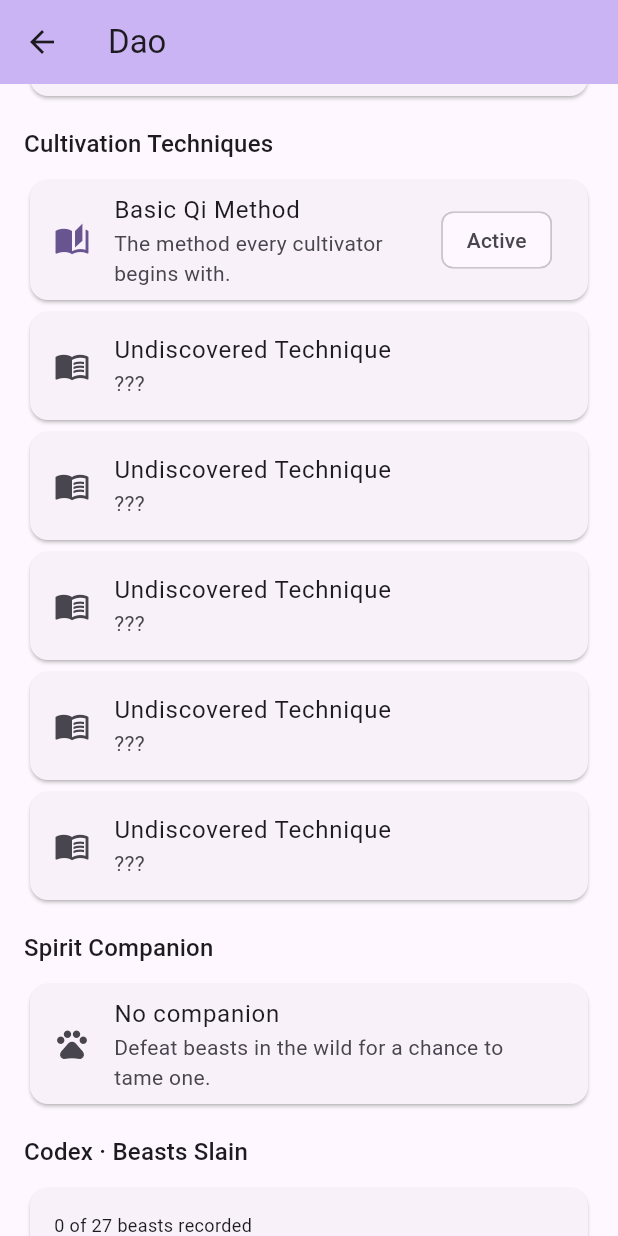
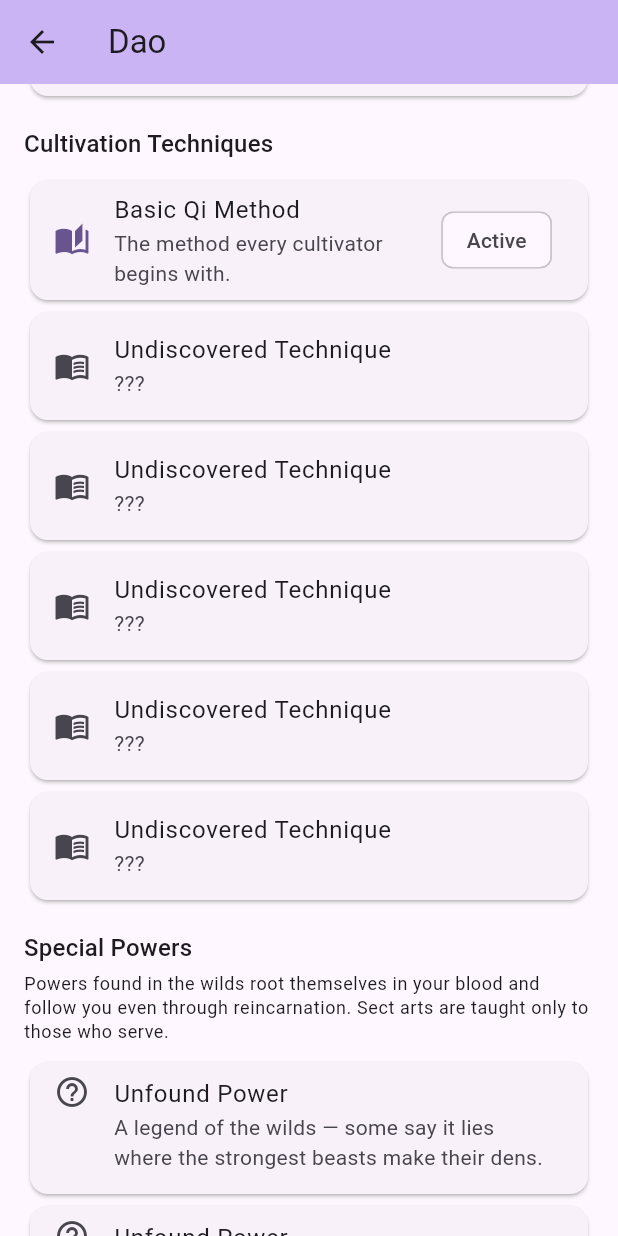
Before and after one commit to KingMavin/new, a Flutter app: the DaoScreen screen opened directly with empty values, scrolled down 576 dp, on a phone screen of 412 x 824 dp. Run offline on Flutter 3.47's test engine with Material 3 defaults, Android fonts, the phone set to English and light mode, and no system bars; our stand-ins replace shared_preferences; accounts and stored records are empty.

Commit message:
Phase 9: findable powers, sect arts, faction switching

```diff
--- a/lib/game/engine/combat_engine.dart
+++ b/lib/game/engine/combat_engine.dart
@@ -1,5 +1,6 @@
 import 'dart:math';
 
+import 'package:immortal_path/game/engine/power_engine.dart';
 import 'package:immortal_path/game/engine/race_engine.dart';
 import 'package:immortal_path/game/engine/reputation_engine.dart';
 import 'package:immortal_path/game/engine/story_engine.dart';
@@ -72,7 +73,8 @@ class CombatEngine {
             (1.0 + SoulEngine.attackBonus(state)) *
             SectEngine.attackMultiplier(state) *
             RaceEngine.attackMultiplier(state) *
-            (1.0 + StoryEngine.attackBonus(state)) +
+            (1.0 + StoryEngine.attackBonus(state)) *
+            (1.0 + PowerEngine.attackBonus(state)) +
         (state.weapon?.power ?? 0);
   }
 
@@ -83,7 +85,8 @@ class CombatEngine {
             (1.0 + 0.15 * state.stageIndex) *
             technique.defenseMultiplier *
             (1.0 + SoulEngine.defenseBonus(state)) *
-            RaceEngine.defenseMultiplier(state) +
+            RaceEngine.defenseMultiplier(state) *
+            (1.0 + PowerEngine.defenseBonus(state)) +
         (state.armor?.power ?? 0);
   }
 
@@ -94,7 +97,8 @@ class CombatEngine {
         (1.0 + 0.2 * state.stageIndex) *
         technique.hpMultiplier *
         (1.0 + SoulEngine.hpBonus(state)) *
-        RaceEngine.hpMultiplier(state);
+        RaceEngine.hpMultiplier(state) *
+        (1.0 + PowerEngine.hpBonus(state));
   }
 
   static bool isLocationUnlocked(GameState state, WorldLocation location) {
@@ -119,7 +123,8 @@ class CombatEngine {
         (1.0 + SoulEngine.stoneBonus(state)) *
         RaceEngine.stoneMultiplier(state) *
         (1.0 + ReputationEngine.standingBonus(state)) *
-        (1.0 + StoryEngine.stoneBonus(state));
+        (1.0 + StoryEngine.stoneBonus(state)) *
+        (1.0 + PowerEngine.stoneBonus(state));
     var herbs = 0;
     var cores = 0;
     Equipment? equipment;
--- a/lib/game/engine/cultivation_engine.dart
+++ b/lib/game/engine/cultivation_engine.dart
@@ -1,5 +1,6 @@
 import 'dart:math';
 
+import 'package:immortal_path/game/engine/power_engine.dart';
 import 'package:immortal_path/game/engine/race_engine.dart';
 import 'package:immortal_path/game/engine/story_engine.dart';
 import 'package:immortal_path/game/engine/reputation_engine.dart';
@@ -56,6 +57,7 @@ class CultivationEngine {
         (1.0 + SoulEngine.qiBonus(state)) *
         SectEngine.qiMultiplier(state) *
         RaceEngine.qiMultiplier(state) *
+        (1.0 + PowerEngine.qiBonus(state)) *
         (1.0 + ReputationEngine.standingBonus(state));
   }
 
@@ -80,7 +82,8 @@ class CultivationEngine {
         technique.breakthroughBonus +
         SoulEngine.breakthroughBonus(state) +
         SectEngine.breakthroughBonus(state) +
-        StoryEngine.breakthroughBonus(state);
+        StoryEngine.breakthroughBonus(state) +
+        PowerEngine.breakthroughBonus(state);
     return chance.clamp(0.05, 0.95).toDouble();
   }
 
--- a/lib/game/engine/event_engine.dart
+++ b/lib/game/engine/event_engine.dart
@@ -18,6 +18,8 @@ class EventChoice {
   final int qiPills;
   final bool gamble;
   final String? flag;
+  final double stonesFlatCost;
+  final String? raceChangeTo;
 
   const EventChoice({
     required this.label,
@@ -32,6 +34,8 @@ class EventChoice {
     this.qiPills = 0,
     this.gamble = false,
     this.flag,
+    this.stonesFlatCost = 0,
+    this.raceChangeTo,
   });
 }
 
@@ -251,13 +255,43 @@ class EventEngine {
           stonesCostFactor: 1.0,
           flag: 'gave_everything',
         ),
-  ];
-
         EventChoice(
           label: 'Turn away and keep walking',
         ),
       ],
     ),
+    GameEvent(
+      id: 'faceless_messenger',
+      title: 'The Faceless Messenger',
+      description:
+          'A masked alchemist waits at your gate with a cauldron of '
+          'moon-pale reagent. \u201cFlesh is a polymer, blood is an ink '
+          'that can be rewritten. I can reforge you into any of the '
+          'three peoples \u2014 for five thousand spirit stones, the '
+          'burn of a lifetime, and one certainty: the people you leave '
+          'will hate you for it.\u201d',
+      choices: [
+        EventChoice(
+          label: 'Reforge as Human',
+          stonesFlatCost: 5000,
+          raceChangeTo: 'human',
+        ),
+        EventChoice(
+          label: 'Reforge as Demon',
+          stonesFlatCost: 5000,
+          raceChangeTo: 'demon',
+        ),
+        EventChoice(
+          label: 'Reforge as Demi-human',
+          stonesFlatCost: 5000,
+          raceChangeTo: 'demi_human',
+        ),
+        EventChoice(
+          label: 'Refuse — your blood is your own',
+        ),
+      ],
+    ),
+  ];
 
   static GameEvent? byId(String id) {
     for (final event in catalog) {
@@ -287,7 +321,8 @@ class EventEngine {
     final choice = event.choices[choiceIndex];
     final random = rng ?? Random();
 
-    final stoneCost = location.spiritStoneReward * choice.stonesCostFactor;
+    final stoneCost = location.spiritStoneReward * choice.stonesCostFactor +
+        choice.stonesFlatCost;
     if (stoneCost > 0 && state.spiritStones < stoneCost) {
       return EventOutcome(
         state: state,
@@ -369,6 +404,26 @@ class EventEngine {
         storyFlags: [...updated.storyFlags, choice.flag!],
       );
     }
+    if (success &&
+        choice.raceChangeTo != null &&
+        choice.raceChangeTo != updated.raceId) {
+      final oldRace = updated.raceId;
+      final reputation = {...updated.reputation};
+      if (oldRace != null) reputation[oldRace] = -200;
+      updated = updated.copyWith(
+        raceId: choice.raceChangeTo,
+        reputation: reputation,
+        storyChapter: 0,
+      );
+      parts.add(
+        'your flesh is reforged — you are now '
+        '${choice.raceChangeTo == 'human'
+            ? 'Human'
+            : choice.raceChangeTo == 'demon'
+                ? 'Demon'
+                : 'Demi-human'}; your old people brand you a traitor',
+      );
+    }
 
     final prefix = success
         ? (choice.gamble ? 'Fortune smiled on you! ' : '')
--- /dev/null
+++ b/lib/game/engine/power_engine.dart
@@ -0,0 +1,49 @@
+import 'dart:math';
+
+import 'package:immortal_path/game/models/game_state.dart';
+import 'package:immortal_path/game/models/power.dart';
+import 'package:immortal_path/game/models/world_location.dart';
+
+class PowerEngine {
+  static bool isDiscovered(GameState state, String id) =>
+      state.discoveredPowers.contains(id);
+
+  static double bonusOf(GameState state, String bonusType) {
+    var total = 0.0;
+    for (final id in state.discoveredPowers) {
+      final power = PowerCatalog.byId(id);
+      if (power != null && power.bonusType == bonusType) {
+        total += power.magnitude;
+      }
+    }
+    return total;
+  }
+
+  static String? rollDiscovery(
+    GameState state,
+    WorldLocation location,
+    Random random,
+  ) {
+    final elite = location.isRaid || location.isFactionHall;
+    final chance = elite ? 0.06 : 0.01;
+    if (random.nextDouble() >= chance) return null;
+    final candidates = PowerCatalog.foundPowers()
+        .where((power) => !state.discoveredPowers.contains(power.id))
+        .toList();
+    if (candidates.isEmpty) return null;
+    return candidates[random.nextInt(candidates.length)].id;
+  }
+
+  static double qiBonus(GameState state) => bonusOf(state, 'qi');
+
+  static double attackBonus(GameState state) => bonusOf(state, 'attack');
+
+  static double defenseBonus(GameState state) => bonusOf(state, 'defense');
+
+  static double hpBonus(GameState state) => bonusOf(state, 'hp');
+
+  static double stoneBonus(GameState state) => bonusOf(state, 'stones');
+
+  static double breakthroughBonus(GameState state) =>
+      bonusOf(state, 'breakthrough');
+}
--- a/lib/game/engine/reputation_engine.dart
+++ b/lib/game/engine/reputation_engine.dart
@@ -33,12 +33,16 @@ class ReputationEngine {
       state.raceId == null ? 0 : reputationOf(state, state.raceId!);
 
   static int tierOf(int reputation) {
+    if (reputation < 0) return -1;
     var tier = 0;
     for (var i = 0; i < tierThresholds.length; i++) {
       if (reputation >= tierThresholds[i]) tier = i;
     }
     return tier;
   }
+
+  static String standingLabel(int reputation) =>
+      reputation < 0 ? 'Hated' : tierNames[tierOf(reputation)];
 
   static String tierName(int reputation) => tierNames[tierOf(reputation)];
 
@@ -50,7 +54,9 @@ class ReputationEngine {
   }
 
   static double standingBonus(GameState state) =>
-      tierOf(ownReputation(state)) * 0.03;
+      tierOf(ownReputation(state)) < 0
+          ? 0.0
+          : tierOf(ownReputation(state)) * 0.03;
 
   static int huntGain(GameState state) => 5 + 3 * state.realmIndex;
 
--- a/lib/game/engine/soul_engine.dart
+++ b/lib/game/engine/soul_engine.dart
@@ -113,6 +113,7 @@ class SoulEngine {
       immortalized: state.immortalized,
       legendSeen: state.legendSeen,
       achievedEndings: state.achievedEndings,
+      discoveredPowers: state.discoveredPowers,
     );
   }
 }
--- a/lib/game/models/game_state.dart
+++ b/lib/game/models/game_state.dart
@@ -67,6 +67,7 @@ class GameState {
   final bool legendSeen;
   final List<String> achievedEndings;
   final String? pendingEndingId;
+  final List<String> discoveredPowers;
 
   const GameState({
     required this.realmIndex,
@@ -130,6 +131,7 @@ class GameState {
     this.legendSeen = false,
     this.achievedEndings = const [],
     this.pendingEndingId,
+    this.discoveredPowers = const [],
   });
 
   factory GameState.initial() => GameState(
@@ -243,6 +245,7 @@ class GameState {
     bool? legendSeen,
     List<String>? achievedEndings,
     Object? pendingEndingId = _unset,
+    List<String>? discoveredPowers,
   }) {
     return GameState(
       realmIndex: realmIndex ?? this.realmIndex,
@@ -320,11 +323,12 @@ class GameState {
       pendingEndingId: pendingEndingId == _unset
           ? this.pendingEndingId
           : pendingEndingId as String?,
+      discoveredPowers: discoveredPowers ?? this.discoveredPowers,
     );
   }
 
   Map<String, dynamic> toJson() => {
-        'version': 8,
+        'version': 9,
         'realmIndex': realmIndex,
         'stageIndex': stageIndex,
         'qi': qi,
@@ -386,6 +390,7 @@ class GameState {
         'legendSeen': legendSeen,
         'achievedEndings': achievedEndings,
         'pendingEndingId': pendingEndingId,
+        'discoveredPowers': discoveredPowers,
       };
 
   factory GameState.fromJson(Map<String, dynamic> json) => GameState(
@@ -495,5 +500,8 @@ class GameState {
             (json['achievedEndings'] as List<dynamic>? ?? const [])
                 .cast<String>(),
         pendingEndingId: json['pendingEndingId'] as String?,
+        discoveredPowers:
+            (json['discoveredPowers'] as List<dynamic>? ?? const [])
+                .cast<String>(),
       );
 }
--- /dev/null
+++ b/lib/game/models/power.dart
@@ -0,0 +1,170 @@
+class BloodlinePower {
+  final String id;
+  final String name;
+  final String description;
+  final String bonusType;
+  final double magnitude;
+  final String source;
+  final String? sectId;
+  final int contributionCost;
+  final int minSectRank;
+
+  const BloodlinePower({
+    required this.id,
+    required this.name,
+    required this.description,
+    required this.bonusType,
+    required this.magnitude,
+    required this.source,
+    this.sectId,
+    this.contributionCost = 0,
+    this.minSectRank = 0,
+  });
+
+  bool get isSectPower => sectId != null;
+
+  String get bonusLabel {
+    final percent = (magnitude * 100).toStringAsFixed(0);
+    switch (bonusType) {
+      case 'qi':
+        return '+$percent% qi gain';
+      case 'attack':
+        return '+$percent% attack';
+      case 'defense':
+        return '+$percent% defense';
+      case 'hp':
+        return '+$percent% health';
+      case 'stones':
+        return '+$percent% spirit stones';
+      case 'breakthrough':
+        return '+$percent% breakthrough chance';
+      default:
+        return '+$percent% $bonusType';
+    }
+  }
+}
+
+class PowerCatalog {
+  static const List<BloodlinePower> powers = [
+    BloodlinePower(
+      id: 'phoenix_ember',
+      name: 'Ember of the Fallen Phoenix',
+      description:
+          'A coal that never cools, dug from the heart of the Scorched '
+          'Ember Valley. Swallowed whole, it banks phoenix fire in your '
+          'meridians that answers when you strike.',
+      bonusType: 'attack',
+      magnitude: 0.10,
+      source: 'found',
+    ),
+    BloodlinePower(
+      id: 'dragon_scale_heart',
+      name: 'Dragon-Scale Heart',
+      description:
+          'A scale grown over a mortal heart, torn from a dragon that '
+          'chose to become a mountain. Blows land on it and remember.',
+      bonusType: 'defense',
+      magnitude: 0.10,
+      source: 'found',
+    ),
+    BloodlinePower(
+      id: 'thunder_marrow',
+      name: 'Thunder Marrow',
+      description:
+          'Lightning that outlived the storm, sealed in a beast core from '
+          'the Heavenly Gate Ruins. Your bones ring with it when you '
+          'bleed.',
+      bonusType: 'hp',
+      magnitude: 0.10,
+      source: 'found',
+    ),
+    BloodlinePower(
+      id: 'void_insight',
+      name: 'Void Insight',
+      description:
+          'A single moment of clarity pulled back from the Void Rift: the '
+          'dao is mostly empty space, and empty space is easy to move '
+          'through. Qi circulates like it has less world to cross.',
+      bonusType: 'qi',
+      magnitude: 0.10,
+      source: 'found',
+    ),
+    BloodlinePower(
+      id: 'moonveil_blessing',
+      name: 'Moonveil Blessing',
+      description:
+          'Silver hoofprint-light on your shoulder, left by the Moonveil '
+          'matriarch. Where you walk, the world tends to leave wealth '
+          'half-buried.',
+      bonusType: 'stones',
+      magnitude: 0.10,
+      source: 'found',
+    ),
+    BloodlinePower(
+      id: 'sages_last_word',
+      name: 'The Sage\u2019s Last Word',
+      description:
+          'One syllable, unliterated, from a sage who spent his final '
+          'breath on it. Held in the mind it plows bottleneck qi like a '
+          'blade through silk.',
+      bonusType: 'breakthrough',
+      magnitude: 0.03,
+      source: 'found',
+    ),
+    BloodlinePower(
+      id: 'sword_intent',
+      name: 'Sect Art: Sword Intent',
+      description:
+          'The Heavenly Sword Sect\u2019s inner teaching: a strike decided '
+          'before the blade moves. Granted to Inner Disciples who pay in '
+          'deeds.',
+      bonusType: 'attack',
+      magnitude: 0.08,
+      source: 'sect',
+      sectId: 'sword_sect',
+      contributionCost: 150,
+      minSectRank: 1,
+    ),
+    BloodlinePower(
+      id: 'merged_scripture',
+      name: 'Sect Art: Merged Pill Scripture',
+      description:
+          'Myriad Pill Valley\u2019s inner teaching: your dantian as a '
+          'cauldron that never fully cools. Granted to Inner Disciples '
+          'who pay in deeds.',
+      bonusType: 'qi',
+      magnitude: 0.08,
+      source: 'sect',
+      sectId: 'pill_valley',
+      contributionCost: 150,
+      minSectRank: 1,
+    ),
+    BloodlinePower(
+      id: 'grand_formation',
+      name: 'Sect Art: Grand Formation Insight',
+      description:
+          'Mystic Formation Hall\u2019s inner teaching: see the array '
+          'hidden inside every bottleneck and walk through its seam. '
+          'Granted to Inner Disciples who pay in deeds.',
+      bonusType: 'breakthrough',
+      magnitude: 0.02,
+      source: 'sect',
+      sectId: 'formation_hall',
+      contributionCost: 150,
+      minSectRank: 1,
+    ),
+  ];
+
+  static List<BloodlinePower> foundPowers() =>
+      powers.where((power) => power.source == 'found').toList();
+
+  static List<BloodlinePower> sectPowers() =>
+      powers.where((power) => power.isSectPower).toList();
+
+  static BloodlinePower? byId(String id) {
+    for (final power in powers) {
+      if (power.id == id) return power;
+    }
+    return null;
+  }
+}
--- a/lib/state/game_controller.dart
+++ b/lib/state/game_controller.dart
@@ -10,6 +10,7 @@ import 'package:immortal_path/game/engine/cultivation_engine.dart';
 import 'package:immortal_path/game/engine/disciple_engine.dart';
 import 'package:immortal_path/game/engine/encounter_engine.dart';
 import 'package:immortal_path/game/engine/ending_engine.dart';
+import 'package:immortal_path/game/engine/power_engine.dart';
 import 'package:immortal_path/game/engine/race_engine.dart';
 import 'package:immortal_path/game/engine/reputation_engine.dart';
 import 'package:immortal_path/game/engine/tournament_engine.dart';
@@ -21,6 +22,7 @@ import 'package:immortal_path/game/engine/story_engine.dart';
 import 'package:immortal_path/game/engine/tribulation_engine.dart';
 import 'package:immortal_path/game/models/companion.dart';
 import 'package:immortal_path/game/models/game_state.dart';
+import 'package:immortal_path/game/models/power.dart';
 import 'package:immortal_path/game/models/race.dart';
 import 'package:immortal_path/game/models/story.dart';
 import 'package:immortal_path/game/models/soul_upgrade.dart';
@@ -526,6 +528,14 @@ class GameController extends ChangeNotifier with WidgetsBindingObserver {
     if (loot.tamedCompanion != null) {
       lines.add('Tamed companion: ${loot.tamedCompanion!.name}');
     }
+    final powerId = PowerEngine.rollDiscovery(updated, location, _rng);
+    if (powerId != null) {
+      final power = PowerCatalog.byId(powerId)!;
+      updated = updated.copyWith(
+        discoveredPowers: [...updated.discoveredPowers, powerId],
+      );
+      lines.add('Discovered power: ${power.name} (${power.bonusLabel})');
+    }
     final reputationGain = ReputationEngine.huntGain(updated);
     updated = updated.copyWith(
       reputation: ReputationEngine.gain(updated, reputationGain),
@@ -659,6 +669,24 @@ class GameController extends ChangeNotifier with WidgetsBindingObserver {
     return outcome;
   }
 
+  bool buySectPower(String id) {
+    final power = PowerCatalog.byId(id);
+    if (power == null || !power.isSectPower) return false;
+    if (_state.discoveredPowers.contains(id)) return false;
+    if (_state.sectId != power.sectId) return false;
+    if (SectEngine.rankOf(_state.contribution) < power.minSectRank) {
+      return false;
+    }
+    if (_state.contribution < power.contributionCost) return false;
+    _state = _state.copyWith(
+      contribution: _state.contribution - power.contributionCost,
+      discoveredPowers: [..._state.discoveredPowers, id],
+    );
+    notifyListeners();
+    save();
+    return true;
+  }
+
   void acknowledgeEnding() {
     if (_state.pendingEndingId == null) return;
     _state = _state.copyWith(
--- a/lib/ui/screens/dao_screen.dart
+++ b/lib/ui/screens/dao_screen.dart
@@ -1,7 +1,11 @@
 import 'package:flutter/material.dart';
 
+import 'package:immortal_path/game/engine/power_engine.dart';
+import 'package:immortal_path/game/engine/sect_engine.dart';
 import 'package:immortal_path/game/engine/soul_engine.dart';
 import 'package:immortal_path/game/models/companion.dart';
+import 'package:immortal_path/game/models/power.dart';
+import 'package:immortal_path/game/models/sect.dart';
 import 'package:immortal_path/game/models/game_state.dart';
 import 'package:immortal_path/game/models/soul_upgrade.dart';
 import 'package:immortal_path/game/models/technique.dart';
@@ -80,6 +84,25 @@ class DaoScreen extends StatelessWidget {
                         state.discoveredTechniques.contains(technique.id),
                     equipped: state.techniqueId == technique.id,
                     onEquip: () => controller.equipTechnique(technique.id),
+                  ),
+                const SizedBox(height: 16),
+                Text(
+                  'Special Powers',
+                  style: Theme.of(context).textTheme.titleMedium,
+                ),
+                const SizedBox(height: 4),
+                Text(
+                  'Powers found in the wilds root themselves in your blood '
+                  'and follow you even through reincarnation. Sect arts are '
+                  'taught only to those who serve.',
+                  style: Theme.of(context).textTheme.bodySmall,
+                ),
+                const SizedBox(height: 8),
+                for (final power in PowerCatalog.powers)
+                  _PowerCard(
+                    controller: controller,
+                    state: state,
+                    power: power,
                   ),
                 const SizedBox(height: 16),
                 Text(
@@ -237,6 +260,69 @@ class _TechniqueCard extends StatelessWidget {
   }
 }
 
+class _PowerCard extends StatelessWidget {
+  final GameController controller;
+  final GameState state;
+  final BloodlinePower power;
+
+  const _PowerCard({
+    required this.controller,
+    required this.state,
+    required this.power,
+  });
+
+  @override
+  Widget build(BuildContext context) {
+    final discovered = PowerEngine.isDiscovered(state, power.id);
+    if (power.isSectPower) {
+      final sect = Sect.byId(power.sectId!);
+      final rank = SectEngine.rankOf(state.contribution);
+      final eligible = state.sectId == power.sectId &&
+          rank >= power.minSectRank &&
+          state.contribution >= power.contributionCost;
+      return Card(
+        child: ListTile(
+          leading: const Icon(Icons.workspace_premium),
+          title: Text(power.name),
+          subtitle: Text(
+            discovered
+                ? '${power.bonusLabel}\n${power.description}'
+                : '${power.bonusLabel} \u00b7 taught only by the ${sect.name}. '
+                    'Requires ${SectEngine.rankNames[power.minSectRank]} rank '
+                    'and ${power.contributionCost} contribution.',
+          ),
+          isThreeLine: true,
+          trailing: discovered
+              ? const Chip(label: Text('Learned'))
+              : FilledButton.tonal(
+                  onPressed: eligible
+                      ? () => controller.buySectPower(power.id)
+                      : null,
+                  child: Text('${power.contributionCost} pts'),
+                ),
+        ),
+      );
+    }
+    return Card(
+      child: ListTile(
+        leading: Icon(
+          discovered ? Icons.flash_on : Icons.help_outline,
+          color: discovered ? Theme.of(context).colorScheme.primary : null,
+        ),
+        title: Text(discovered ? power.name : 'Unfound Power'),
+        subtitle: Text(
+          discovered
+              ? '${power.bonusLabel}\n${power.description}'
+              : 'A legend of the wilds \u2014 some say it lies where the '
+                  'strongest beasts make their dens.',
+        ),
+        isThreeLine: true,
+        trailing: discovered ? const Chip(label: Text('Ingrained')) : null,
+      ),
+    );
+  }
+}
+
 class _CodexCard extends StatelessWidget {
   final GameState state;
 
```
Also changed, not shown: lib/ui/screens/world_screen.dart (+5 -2 lines), 5 other files.
